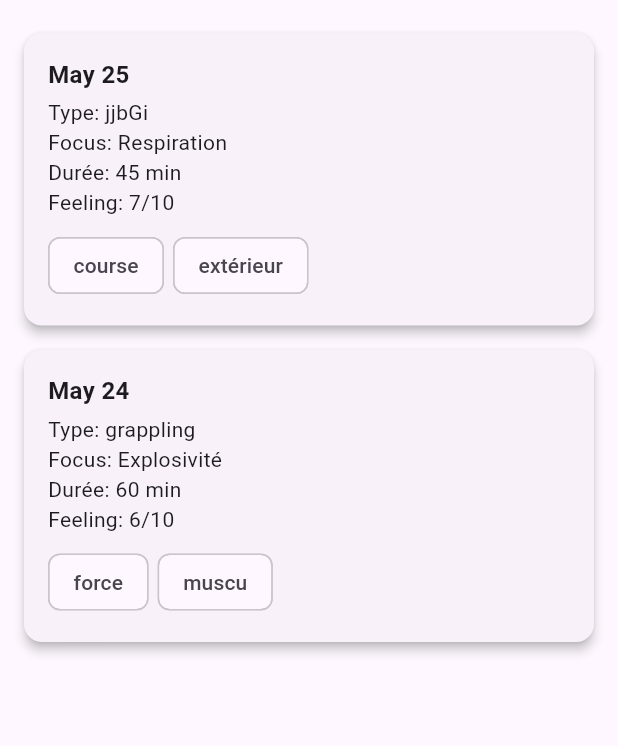
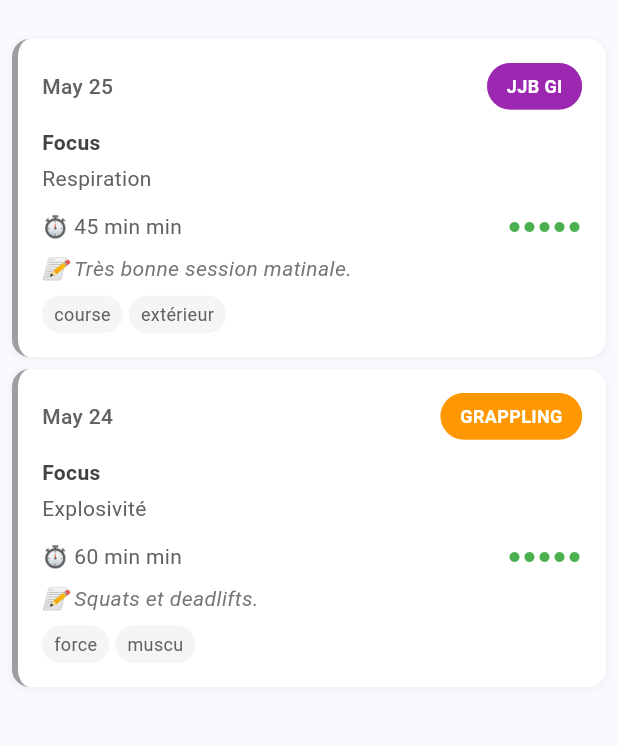
Before and after one commit to Mufraggi/jjb_app, a Flutter app: the screen it shows after launch, on a phone screen of 412 x 824 dp, the part 63-809 px from its top. Run offline on Flutter 3.47's test engine with Material 3 defaults, Android fonts, the phone set to English and light mode, and no system bars; our stand-ins replace equatable, flutter_bloc.

Commit message:
start the refactor of the card component

```diff
--- a/lib/features/workoutCards/presentation/pages/workout_cards_page.dart
+++ b/lib/features/workoutCards/presentation/pages/workout_cards_page.dart
@@ -7,7 +7,7 @@ import '../../domain/repository/workout_card_repository.dart';
 import '../bloc/workout_cards_event_bloc.dart';
 import '../bloc/workout_cards_event_event.dart';
 import '../bloc/workout_cards_event_state.dart';
-import '../widgets/WorkoutCardWidget.dart';
+import '../widgets/tmp2.dart';
 
 class WorkoutCardsPage extends StatelessWidget {
   const WorkoutCardsPage({super.key});
@@ -28,7 +28,7 @@ class WorkoutCardsPage extends StatelessWidget {
               itemCount: state.cards.length,
               itemBuilder: (context, index) {
                 final card = state.cards[index];
-                return WorkoutCardWidget(card: card);
+                return CardFeedback(item: card, onPress: () { },);
               },
             );
           } else {
--- /dev/null
+++ b/lib/features/workoutCards/presentation/widgets/FeelingMeter.dart
@@ -0,0 +1,28 @@
+import 'package:flutter/cupertino.dart';
+import 'package:flutter/material.dart';
+
+class FeelingMeter extends StatelessWidget {
+  final int feeling;
+
+  const FeelingMeter({
+    Key? key,
+    required this.feeling,
+  }) : super(key: key);
+
+  @override
+  Widget build(BuildContext context) {
+    return Row(
+      mainAxisSize: MainAxisSize.min,
+      children: List.generate(5, (index) {
+        return Padding(
+          padding: const EdgeInsets.symmetric(horizontal: 1),
+          child: Icon(
+            Icons.circle,
+            size: 8,
+            color: index < feeling ? Colors.green : Colors.grey.shade300,
+          ),
+        );
+      }),
+    );
+  }
+}
--- /dev/null
+++ b/lib/features/workoutCards/presentation/widgets/tmp2.dart
@@ -0,0 +1,190 @@
+import 'package:flutter/cupertino.dart';
+import 'package:flutter/material.dart';
+import 'package:intl/intl.dart';
+import 'package:jjb_app/domain/workout/workoutType.dart';
+
+import '../../domain/workoutCard.dart';
+import 'FeelingMeter.dart';
+
+class CardFeedback extends StatelessWidget {
+  final WorkoutCard item;
+  final VoidCallback onPress;
+  final bool selected;
+
+  const CardFeedback({
+    Key? key,
+    required this.item,
+    required this.onPress,
+    this.selected = false,
+  }) : super(key: key);
+
+  Color _getTypeBorderColor(String type) {
+    switch (type) {
+      case "JJB GI":
+        return Colors.purple.shade500;
+      case "JJB NO GI":
+        return Colors.blue.shade500;
+      case "GRAPPLING":
+        return Colors.orange.shade500;
+      default:
+        return Colors.grey.shade500;
+    }
+  }
+
+  // Fonction pour obtenir la couleur du texte selon la couleur de fond
+  Color _getTextColor(Color backgroundColor) {
+    return backgroundColor.computeLuminance() > 0.5 ? Colors.black : Colors.white;
+  }
+
+  @override
+  Widget build(BuildContext context) {
+    final formattedDate = DateFormat('MMMM d').format(item.date);
+    final colorBadge = _getTypeBorderColor(item.type.label);
+    return GestureDetector(
+      onTap: onPress,
+      child: Container(
+        margin: const EdgeInsets.symmetric(vertical: 4),
+        decoration: BoxDecoration(
+          color: selected ? Colors.purple.shade50 : Colors.white,
+          borderRadius: BorderRadius.circular(12),
+          border: Border(
+            left: BorderSide(
+              color: _getTypeBorderColor(item.type.name),
+              width: 4,
+            ),
+          ),
+          boxShadow: [
+            BoxShadow(
+              color: Colors.grey.withOpacity(0.1),
+              spreadRadius: 1,
+              blurRadius: 3,
+              offset: const Offset(0, 1),
+            ),
+          ],
+        ),
+        child: Padding(
+          padding: const EdgeInsets.all(16),
+          child: Column(
+            crossAxisAlignment: CrossAxisAlignment.start,
+            children: [
+              // Header avec date et badge
+              Row(
+                mainAxisAlignment: MainAxisAlignment.spaceBetween,
+                children: [
+                  Text(
+                    formattedDate,
+                    style: TextStyle(
+                      fontSize: 14,
+                      fontWeight: FontWeight.w500,
+                      color: Colors.grey.shade700,
+                    ),
+                  ),
+                  // Badge personnalisé au lieu de Chip
+                  Container(
+                    padding: const EdgeInsets.symmetric(horizontal: 12, vertical: 6),
+                    decoration: BoxDecoration(
+                      color: colorBadge,
+                      borderRadius: BorderRadius.circular(16),
+                      border: Border.all(
+                        color: colorBadge.withOpacity(0.8),
+                        width: 1,
+                      ),
+                    ),
+                    child: Text(
+                      item.type.label,
+                      style: TextStyle(
+                        color: _getTextColor(colorBadge),
+                        fontWeight: FontWeight.bold,
+                        fontSize: 12,
+                      ),
+                    ),
+                  ),
+                ],
+              ),
+
+              const SizedBox(height: 12),
+
+              // Focus du jour
+              if (item.focusOfTheDay != null) ...[
+                Text(
+                  'Focus',
+                  style: TextStyle(
+                    fontWeight: FontWeight.w600,
+                    color: Colors.grey.shade800,
+                  ),
+                ),
+                const SizedBox(height: 4),
+                Text(
+                  item.focusOfTheDay!,
+                  style: TextStyle(fontSize: 14, color: Colors.grey.shade700),
+                ),
+                const SizedBox(height: 12),
+              ],
+
+              // Durée et feeling
+              Row(
+                mainAxisAlignment: MainAxisAlignment.spaceBetween,
+                children: [
+                  Row(
+                    children: [
+                      const Text('⏱ '),
+                      Text(
+                        '${item.duration} min',
+                        style: TextStyle(
+                          fontSize: 14,
+                          color: Colors.grey.shade700,
+                        ),
+                      ),
+                    ],
+                  ),
+                  FeelingMeter(feeling: item.feeling.value),
+                ],
+              ),
+
+              // Note courte
+              if (item.shortNote != null) ...[
+                const SizedBox(height: 8),
+                Text(
+                  '📝 ${item.shortNote}',
+                  style: TextStyle(
+                    fontSize: 14,
+                    color: Colors.grey.shade600,
+                    fontStyle: FontStyle.italic,
+                  ),
+                ),
+              ],
+
+              // Tags
+              if (item.tags != null && item.tags!.isNotEmpty) ...[
+                const SizedBox(height: 8),
+                Wrap(
+                  spacing: 4,
+                  runSpacing: 4,
+                  children: item.tags!.map((tag) {
+                    return Container(
+                      padding: const EdgeInsets.symmetric(
+                        horizontal: 8,
+                        vertical: 4,
+                      ),
+                      decoration: BoxDecoration(
+                        color: Colors.grey.shade100,
+                        borderRadius: BorderRadius.circular(16),
+                      ),
+                      child: Text(
+                        tag,
+                        style: TextStyle(
+                          fontSize: 12,
+                          color: Colors.grey.shade700,
+                        ),
+                      ),
+                    );
+                  }).toList(),
+                ),
+              ],
+            ],
+          ),
+        ),
+      ),
+    );
+  }
+}
--- a/lib/main.dart
+++ b/lib/main.dart
@@ -4,7 +4,11 @@ import 'package:flutter_bloc/flutter_bloc.dart';
 import 'features/workoutCards/data/repository/workout_card_repository_impl.dart';
 import 'features/workoutCards/domain/repository/workout_card_repository.dart';
 import 'features/workoutCards/domain/workoutCard.dart';
-import 'package:intl/intl.dart'; // pour formater la date
+import 'package:intl/intl.dart';
+
+import 'features/workoutCards/presentation/pages/workout_cards_page.dart';
+import 'features/workoutCards/presentation/widgets/tmp.dart';
+import 'features/workoutCards/presentation/widgets/tmp2.dart'; // pour formater la date
 
 void main() {
   runApp(
@@ -17,20 +21,36 @@ void main() {
 
 class MyApp extends StatelessWidget {
   const MyApp({super.key});
+
   @override
   Widget build(BuildContext context) {
     return MaterialApp(
-      title: 'Workout Cards Demo',
+      title: 'Flutter App!!',
       theme: ThemeData(
-        colorScheme: ColorScheme.fromSeed(seedColor: Colors.deepPurple),
+        colorSchemeSeed: Colors.indigo,
+        useMaterial3: true,
+        brightness: Brightness.light,
       ),
-      home: const WorkoutCardsPage(),
+      darkTheme: ThemeData(
+        colorSchemeSeed: Colors.blue,
+        useMaterial3: true,
+        brightness: Brightness.dark,
+      ),
+      home: WorkoutCardsPage(),
+      debugShowCheckedModeBanner: false,
     );
   }
 }
 
-class WorkoutCardsPage extends StatelessWidget {
+class WorkoutCardsPage extends StatefulWidget {
   const WorkoutCardsPage({super.key});
+
+  @override
+  State<WorkoutCardsPage> createState() => _WorkoutCardsPageState();
+}
+
+class _WorkoutCardsPageState extends State<WorkoutCardsPage> {
+  int? selectedIndex;
 
   @override
   Widget build(BuildContext context) {
@@ -51,10 +71,20 @@ class WorkoutCardsPage extends StatelessWidget {
 
           final cards = snapshot.data!;
           return ListView.builder(
+            padding: const EdgeInsets.all(8),
             itemCount: cards.length,
             itemBuilder: (context, index) {
               final card = cards[index];
-              return WorkoutCardWidget(card: card);
+              return CardFeedback(
+                item: card,
+                selected: selectedIndex == index,
+                onPress: () {
+                  setState(() {
+                    selectedIndex = selectedIndex == index ? null : index;
+                  });
+                  print('Card ${index} pressed: ${cards[index].type}');
+                },
+              );
             },
           );
         },
@@ -62,42 +92,3 @@ class WorkoutCardsPage extends StatelessWidget {
     );
   }
 }
-
-class WorkoutCardWidget extends StatelessWidget {
-  final WorkoutCard card;
-  const WorkoutCardWidget({super.key, required this.card});
-
-  @override
-  Widget build(BuildContext context) {
-    final dateFormatted = DateFormat('MMMM d').format(card.date);
-
-    return Card(
-      margin: const EdgeInsets.symmetric(horizontal: 16, vertical: 8),
-      elevation: 3,
-      child: Padding(
-        padding: const EdgeInsets.all(16),
-        child: Column(
-          crossAxisAlignment: CrossAxisAlignment.start,
-          children: [
-            Text(dateFormatted,
-                style: const TextStyle(fontSize: 16, fontWeight: FontWeight.bold)),
-            const SizedBox(height: 4),
-            Text('Type: ${card.type.name}'),
-            Text('Focus: ${card.focusOfTheDay}'),
-            Text('Durée: ${card.duration.inMinutes} min'),
-            Text('Feeling: ${card.feeling.value}/10'),
-            if (card.shortNote!.isEmpty) ...[
-              const SizedBox(height: 8),
-              Text('Note: ${card.shortNote}', style: const TextStyle(fontStyle: FontStyle.italic)),
-            ],
-            const SizedBox(height: 8),
-            Wrap(
-              spacing: 6,
-              children: card.tags.map((tag) => Chip(label: Text(tag))).toList(),
-            ),
-          ],
-        ),
-      ),
-    );
-  }
-}
```
Also changed, not shown: lib/features/workoutCards/presentation/widgets/Badge.dart (added, +34 -0 lines), lib/features/workoutCards/presentation/widgets/WorkoutCardWidget.dart (deleted, +0 -217 lines), lib/features/workoutCards/presentation/widgets/tmp.dart (added, +82 -0 lines).
